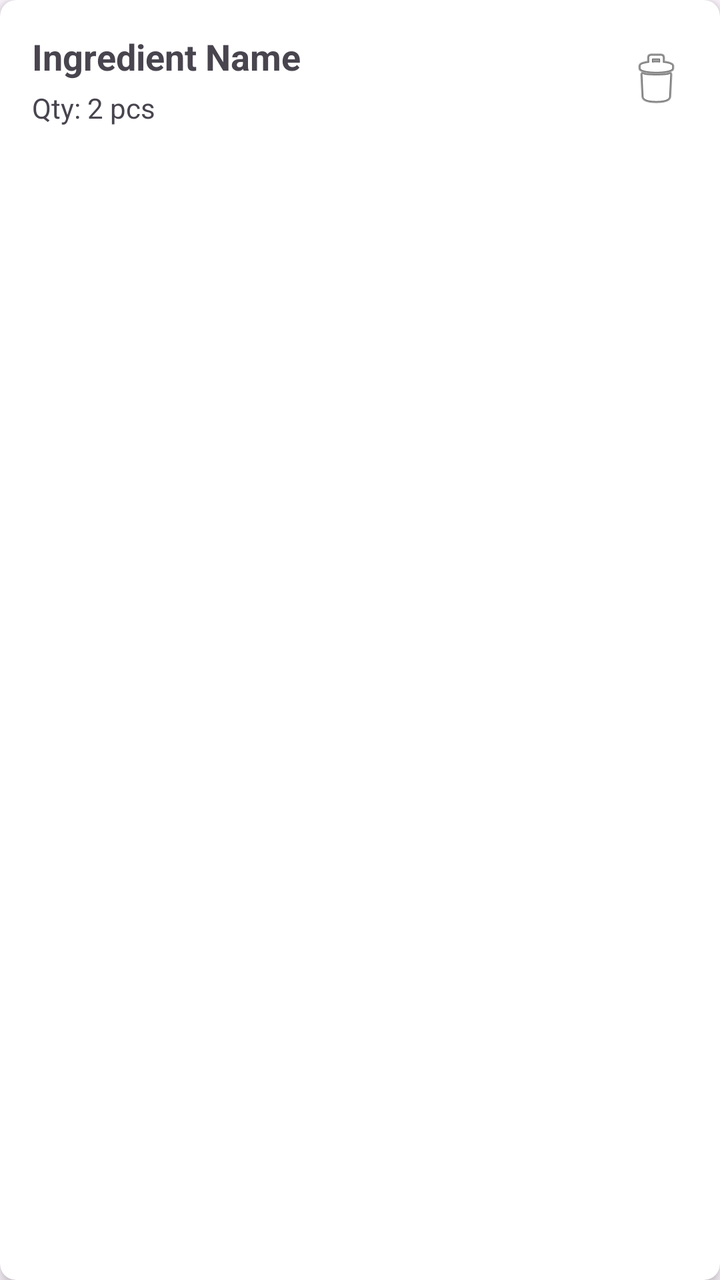
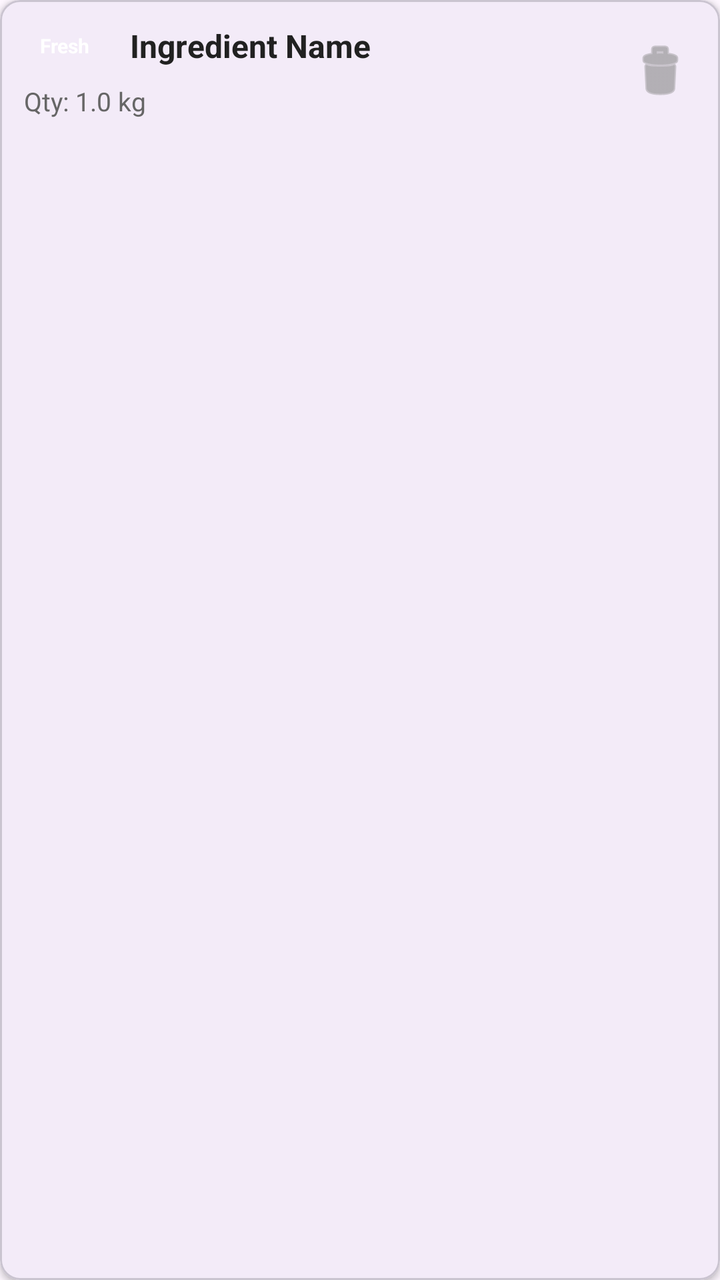

Compare the two renders of this Android layout. The source of the first and the diff that turns it into the second are given below.
<!-- AndroidManifest.xml: application theme Theme.SmartPantryManager -->
<!-- res/layout/item_pantry.xml -->
<?xml version="1.0" encoding="utf-8"?>
<androidx.cardview.widget.CardView xmlns:android="http://schemas.android.com/apk/res/android"
    xmlns:app="http://schemas.android.com/apk/res-auto"
    android:layout_width="match_parent"
    android:layout_height="wrap_content"
    android:layout_margin="8dp"
    app:cardCornerRadius="8dp"
    app:cardElevation="4dp">

    <RelativeLayout
        android:layout_width="match_parent"
        android:layout_height="wrap_content"
        android:padding="16dp">

        <TextView
            android:id="@+id/tvIngredientName"
            android:layout_width="wrap_content"
            android:layout_height="wrap_content"
            android:text="Ingredient Name"
            android:textSize="18sp"
            android:textStyle="bold" />

        <TextView
            android:id="@+id/tvQuantity"
            android:layout_width="wrap_content"
            android:layout_height="wrap_content"
            android:layout_below="@id/tvIngredientName"
            android:layout_marginTop="4dp"
            android:text="Qty: 2 pcs"
            android:textSize="14sp" />

        <TextView
            android:id="@+id/tvExpiryBadge"
            android:layout_width="wrap_content"
            android:layout_height="wrap_content"
            android:layout_marginTop="4dp"
            android:paddingHorizontal="8dp"
            android:paddingVertical="2dp"
            android:textSize="11sp"
            android:textStyle="bold"
            android:visibility="gone" />

        <ImageButton
            android:id="@+id/btnDelete"
            android:layout_width="wrap_content"
            android:layout_height="wrap_content"
            android:layout_alignParentEnd="true"
            android:layout_centerVertical="true"
            android:background="?attr/selectableItemBackgroundBorderless"
            android:contentDescription="Delete"
            android:src="@android:drawable/ic_menu_delete" />
    </RelativeLayout>
</androidx.cardview.widget.CardView>
<!-- resources referenced by this layout -->
<resources>
  <style name="Theme.SmartPantryManager" parent="Base.Theme.SmartPantryManager" />
  <style name="Base.Theme.SmartPantryManager" parent="Theme.Material3.DayNight.NoActionBar">
          
          
      </style>
</resources>

<!-- the commit's change to res/layout/item_pantry.xml (unified diff, before → after) -->
@@ -1,53 +1,69 @@
 <?xml version="1.0" encoding="utf-8"?>
-<androidx.cardview.widget.CardView xmlns:android="http://schemas.android.com/apk/res/android"
+<com.google.android.material.card.MaterialCardView xmlns:android="http://schemas.android.com/apk/res/android"
     xmlns:app="http://schemas.android.com/apk/res-auto"
     android:layout_width="match_parent"
     android:layout_height="wrap_content"
-    android:layout_margin="8dp"
-    app:cardCornerRadius="8dp"
-    app:cardElevation="4dp">
+    android:layout_marginHorizontal="4dp"
+    android:layout_marginVertical="6dp"
+    app:cardCornerRadius="10dp"
+    app:cardElevation="2dp">
 
     <RelativeLayout
         android:layout_width="match_parent"
         android:layout_height="wrap_content"
-        android:padding="16dp">
+        android:padding="12dp">
 
+        
+        <TextView
+            android:id="@+id/tvExpiryBadge"
+            android:layout_width="wrap_content"
+            android:layout_height="wrap_content"
+            android:layout_alignParentStart="true"
+            android:layout_alignParentTop="true"
+            android:paddingHorizontal="8dp"
+            android:paddingVertical="4dp"
+            android:text="Fresh"
+            android:textColor="#FFFFFF"
+            android:textSize="10sp"
+            android:textStyle="bold" />
+
+        
         <TextView
             android:id="@+id/tvIngredientName"
             android:layout_width="wrap_content"
             android:layout_height="wrap_content"
+            android:layout_alignParentTop="true"
+            android:layout_marginStart="12dp"
+            android:layout_toEndOf="@id/tvExpiryBadge"
+            android:layout_toStartOf="@id/btnDelete"
             android:text="Ingredient Name"
-            android:textSize="18sp"
+            android:textColor="#212121"
+            android:textSize="16sp"
             android:textStyle="bold" />
 
+        
         <TextView
             android:id="@+id/tvQuantity"
             android:layout_width="wrap_content"
             android:layout_height="wrap_content"
-            android:layout_below="@id/tvIngredientName"
-            android:layout_marginTop="4dp"
-            android:text="Qty: 2 pcs"
-            android:textSize="14sp" />
+            android:layout_below="@id/tvExpiryBadge"
+            android:layout_alignParentStart="true"
+            android:layout_marginTop="8dp"
+            android:text="Qty: 1.0 kg"
+            android:textColor="#666666"
+            android:textSize="13sp" />
 
-        <TextView
-            android:id="@+id/tvExpiryBadge"
-            android:layout_width="wrap_content"
-            android:layout_height="wrap_content"
-            android:layout_marginTop="4dp"
-            android:paddingHorizontal="8dp"
-            android:paddingVertical="2dp"
-            android:textSize="11sp"
-            android:textStyle="bold"
-            android:visibility="gone" />
-
+        
         <ImageButton
             android:id="@+id/btnDelete"
-            android:layout_width="wrap_content"
-            android:layout_height="wrap_content"
+            android:layout_width="36dp"
+            android:layout_height="36dp"
             android:layout_alignParentEnd="true"
             android:layout_centerVertical="true"
             android:background="?attr/selectableItemBackgroundBorderless"
-            android:contentDescription="Delete"
-            android:src="@android:drawable/ic_menu_delete" />
+            android:contentDescription="Delete Item"
+            android:src="@android:drawable/ic_menu_delete"
+            app:tint="#888888" />
+
     </RelativeLayout>
-</androidx.cardview.widget.CardView>
+</com.google.android.material.card.MaterialCardView>
